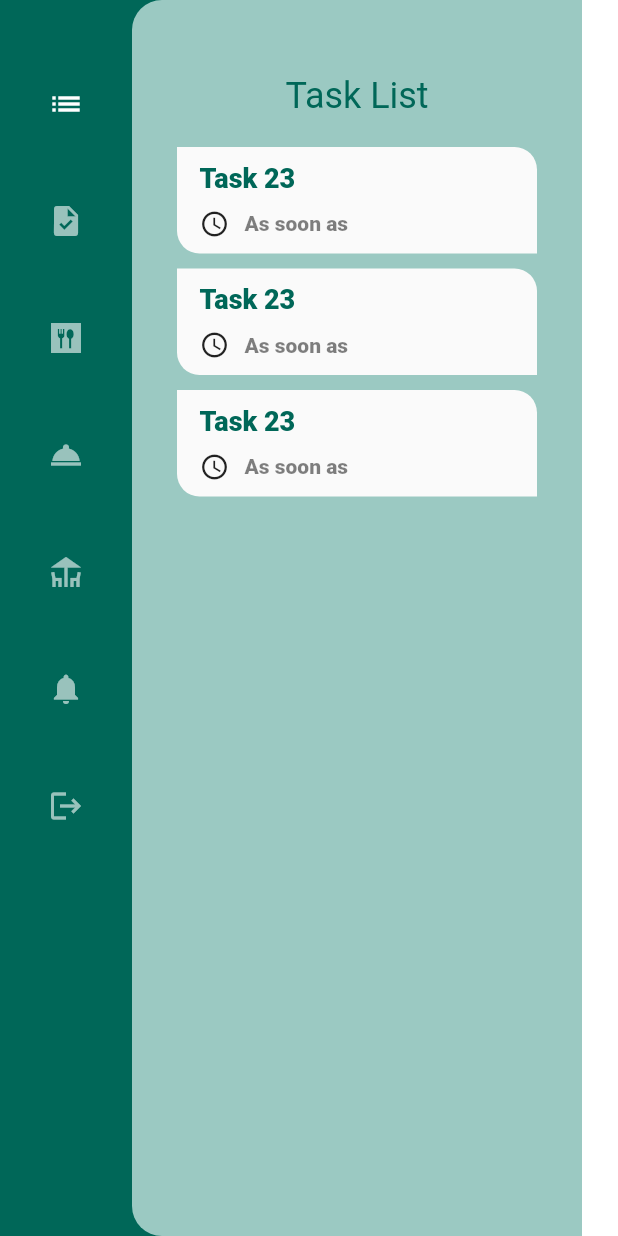
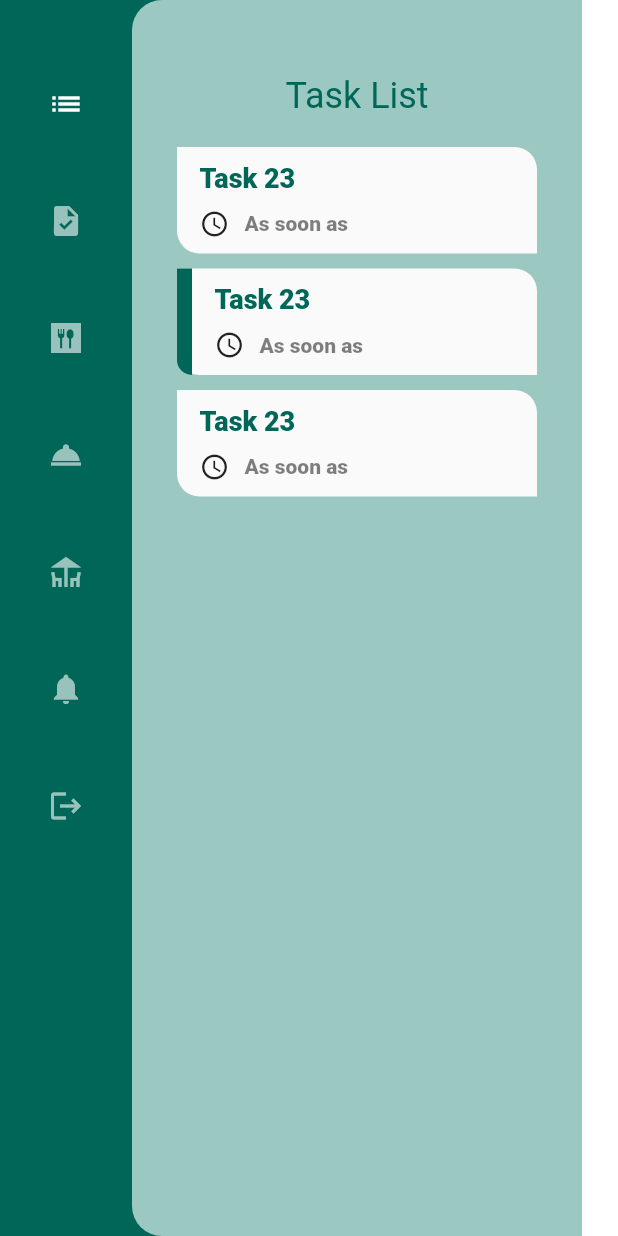
Before and after one commit to Shazad2737/restaurant_admin, a Flutter app: the screen it shows after launch, on a phone screen of 412 x 824 dp. Run offline on Flutter 3.47's test engine with Material 2 defaults, Android fonts, the phone set to English and light mode, and no system bars; our stand-ins replace google_fonts; missing offline and left inert: dart:html; network calls fail.

Commit message:
home screen

```diff
--- a/lib/ui/screens/home_screen_sections/task_list_section.dart
+++ b/lib/ui/screens/home_screen_sections/task_list_section.dart
@@ -1,4 +1,5 @@
 import 'package:flutter/material.dart';
+import 'package:restaurant_admin/ui/widgets/custom_button.dart';
 import 'package:restaurant_admin/ui/widgets/task_container.dart';
 
 import '../../widgets/food_item.dart';
@@ -109,6 +110,25 @@ class TaskListSection extends StatelessWidget {
                   height: 10,
                   thickness: 3,
                   color: Colors.black.withOpacity(.125),
+                ),
+                SizedBox(
+                  height: 50,
+                ),
+                Row(
+                  mainAxisAlignment: MainAxisAlignment.end,
+                  children: [
+                    SizedBox(
+                      width: 200,
+                      child: Padding(
+                        padding: const EdgeInsets.only(right: 8),
+                        child: CustomButton(
+                          color: Color(0xff006758),
+                          label: 'Accept Order',
+                          onPressed: () {},
+                        ),
+                      ),
+                    ),
+                  ],
                 )
               ],
             ),
--- a/lib/ui/widgets/custom_button.dart
+++ b/lib/ui/widgets/custom_button.dart
@@ -15,10 +15,10 @@ class CustomButton extends StatelessWidget {
   @override
   Widget build(BuildContext context) {
     return ClipRRect(
-      borderRadius: BorderRadius.circular(30),
+      borderRadius: BorderRadius.circular(15),
       child: Material(
         color: color,
-        borderRadius: BorderRadius.circular(30),
+        borderRadius: BorderRadius.circular(15),
         child: InkWell(
           onTap: onPressed,
           child: Padding(
--- a/lib/ui/widgets/task_container.dart
+++ b/lib/ui/widgets/task_container.dart
@@ -43,6 +43,7 @@ class TaskContainer extends StatelessWidget {
                 itemBuilder: (BuildContext context, int index) {
                   return TaskItem(
                     taskName: "Task 23",
+                    isSelected: index == 1,
                   );
                 },
               ),
```
